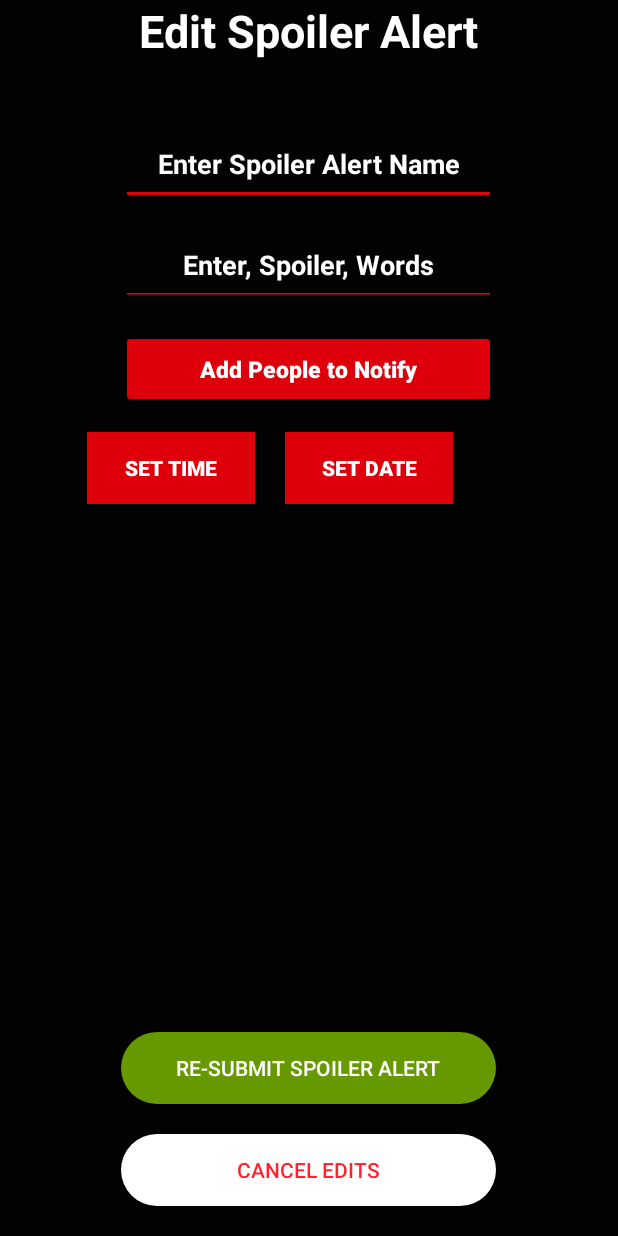
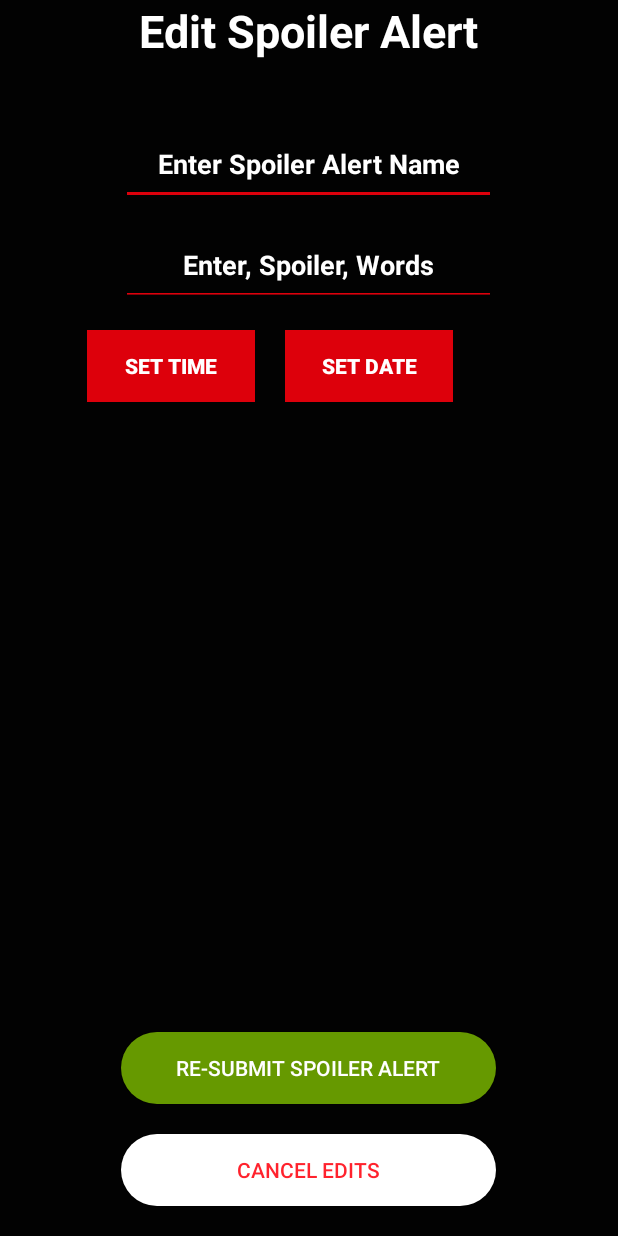
Before and after one commit to AustinLee2/SpoilerAlert2, an Android app: the EditActivity screen opened directly, with no data from a screen before it, on a phone screen of 412 x 824 dp. Run offline under Robolectric (Android 15) with nearby library versions, the phone set to English and light mode, and no system bars.

Commit message:
Edit Spoiler Alert Update

```diff
--- a/app/src/main/res/layout/edit_spoiler_alerts.xml
+++ b/app/src/main/res/layout/edit_spoiler_alerts.xml
@@ -49,21 +49,6 @@
         android:backgroundTint="@color/colorAccent"
         android:maxLines="4"
         android:textStyle="bold" />
-
-    <Button
-        android:id="@+id/shareWithContacts"
-        android:layout_width="250dp"
-        android:layout_height="wrap_content"
-        android:layout_marginTop="16dp"
-        android:backgroundTint="@color/colorAccent"
-        android:hint="@string/add_contacts_here"
-        android:padding="15dp"
-        android:textAlignment="center"
-        android:textColor="@color/colorPrimary"
-        android:textColorHint="@color/colorPrimary"
-        android:textColorLink="@color/colorAccent"
-        android:textStyle="bold"
-        android:textSize="15sp"/>
 
     <LinearLayout
         android:layout_width="match_parent"
```
